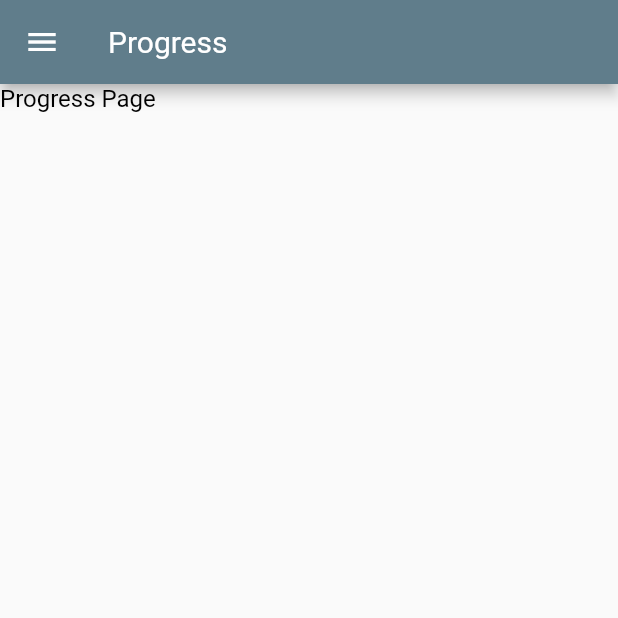
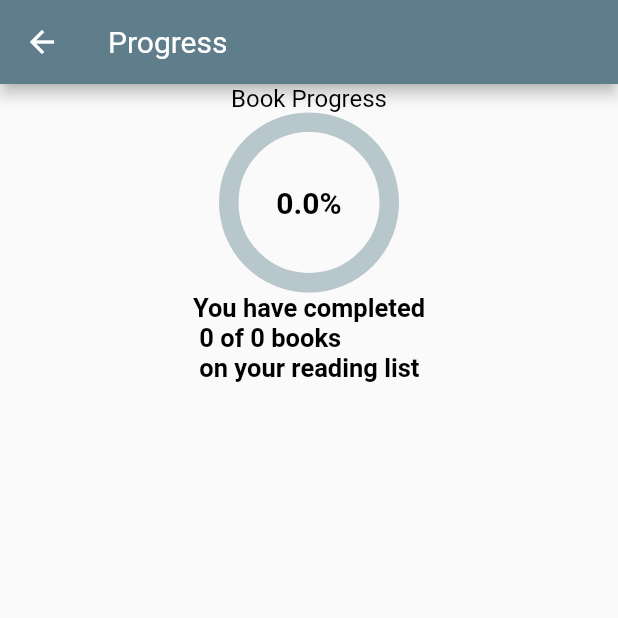
Before and after one commit to shumbaashley/book_logger, a Flutter app: the Progress screen opened directly, on a phone screen of 412 x 824 dp, the top half of it. Run offline on Flutter 3.47's test engine with Material 2 defaults, Android fonts, the phone set to English and light mode, and no system bars; drawn by our look-alikes of percent_indicator; our stand-ins replace sqflite; accounts and stored records are empty.

Commit message:
added progress chart and updated nav bar

```diff
--- a/lib/screens/book_detail.dart
+++ b/lib/screens/book_detail.dart
@@ -1,4 +1,5 @@
 import 'package:book_logger/models/book.dart';
+import 'package:book_logger/style.dart';
 import 'package:book_logger/utils/helper.dart';
 import 'package:book_logger/widgets/navdrawer.dart';
 import 'package:flutter/material.dart';
@@ -112,7 +113,7 @@ class _BookDetailState extends State<BookDetail> {
                       child: RaisedButton(
                         padding: EdgeInsets.all(8.0),
                         color: Theme.of(context).primaryColorDark,
-                        textColor: Colors.white,
+                        textColor: Colors.blue,
                         child: Text(
                           'Save',
                           textScaleFactor: 1.5,
@@ -229,7 +230,7 @@ class _BookDetailState extends State<BookDetail> {
 
   void _showAlertDialog(String title, String message) {
     AlertDialog alertDialog = AlertDialog(
-      title: Text(title),
+      title: Text(title, style: TitleTextStyle,),
       content: Text(message),
     );
     showDialog(context: context, builder: (_) => alertDialog);
--- a/lib/screens/progress.dart
+++ b/lib/screens/progress.dart
@@ -1,16 +1,77 @@
-import 'package:book_logger/style.dart';
-import 'package:book_logger/widgets/navdrawer.dart';
+import 'package:book_logger/models/book.dart';
+import 'package:book_logger/utils/helper.dart';
+import 'package:percent_indicator/circular_percent_indicator.dart';
 import 'package:flutter/material.dart';
+import 'package:sqflite/sqflite.dart';
 
-class Progress extends StatelessWidget {
+class Progress extends StatefulWidget {
+  Progress({Key key}) : super(key: key);
+
+  @override
+  _ProgressState createState() => _ProgressState();
+}
+
+class _ProgressState extends State<Progress> {
+  DatabaseHelper databaseHelper = DatabaseHelper();
+  List<Book> bookList;
+  List<Book> completedBookList;
+  int count = 0;
+  int completedCount = 0;
+  double _decimal = 0.0;
+  double _percentage = 0.0;
+
   @override
   Widget build(BuildContext context) {
+    if (bookList == null || completedBookList == null) {
+      bookList = List<Book>();
+      completedBookList = List<Book>();
+      updateListView();
+    }
+
     return Scaffold(
-      appBar: AppBar(title: Text('Progress')),
-      drawer: NavbarDrawer(),
-      body: Container(
-        child: Text('Progress Page', style: BodyTextStyle,),
+      appBar: new AppBar(
+        title: new Text("Progress"),
+      ),
+      body: Center(
+        child: ListView(children: <Widget>[
+          new CircularPercentIndicator(
+            radius: 120.0,
+            lineWidth: 13.0,
+            header: new Text("Book Progress"),
+            animationDuration: 1200,
+            animation: true,
+            percent: _decimal,
+            center: new Text(
+              "$_percentage%",
+              style: new TextStyle(fontWeight: FontWeight.bold, fontSize: 20.0),
+            ),
+            footer: new Text(
+              "You have completed\n $completedCount of $count books \n on your reading list",
+              style: new TextStyle(fontWeight: FontWeight.bold, fontSize: 17.0),
+            ),
+            circularStrokeCap: CircularStrokeCap.round,
+            progressColor: Colors.purple,
+          ),
+        ]),
       ),
     );
   }
+
+  void updateListView() async {
+    final Database db = await databaseHelper.initializeDatabase();
+    List<Book> bookList = await databaseHelper.getBookList();
+    List<Book> completedBookList = await databaseHelper.getCompletedBookList();
+
+    setState(() {
+      this.bookList = bookList;
+      this.completedBookList = completedBookList;
+      this.count = bookList.length;
+      this.completedCount = completedBookList.length;
+      if (bookList.length > 0) {
+        // You have books on your reading list
+        this._decimal = completedBookList.length / bookList.length;
+        this._percentage = (completedBookList.length / bookList.length) * 100;
+      }
+    });
+  }
 }
--- a/lib/utils/helper.dart
+++ b/lib/utils/helper.dart
@@ -56,6 +56,17 @@ class DatabaseHelper {
     var result = await db.query(bookTable, orderBy: '$status ASC');
     return result;
   }
+
+    // Get all book objects from db
+
+  Future<List<Map<String, dynamic>>> getCompletedBookMapList() async {
+    Database db = await this.database;
+
+    // var result = await db.rawQuery('SELECT * FROM  $bookTable ORDER BY $status ASC')
+    var result = await db.query(bookTable, orderBy: '$status ASC', where: '$status = 3');
+    return result;
+  }
+
   // Insert book into db
 
   Future<int> insertBook(Book book) async {
@@ -105,4 +116,18 @@ class DatabaseHelper {
 
     return bookList;
   }
+
+    // Get Map List and convert it to Book List
+  Future<List<Book>> getCompletedBookList() async {
+    var bookMapList = await getCompletedBookMapList();
+    int count = bookMapList.length;
+
+    List<Book> bookList = List<Book>();
+
+    for (int i = 0; i < count; i++) {
+      bookList.add(Book.fromMapObject(bookMapList[i]));
+    }
+
+    return bookList;
+  }
 }
--- a/lib/widgets/navdrawer.dart
+++ b/lib/widgets/navdrawer.dart
@@ -32,15 +32,15 @@ class NavbarDrawer extends StatelessWidget {
           },
         ),
         ListTile(
-          leading: Icon(Icons.border_color),
-          title: Text('Progress'),
+          leading: Icon(Icons.pie_chart),
+          title: Text('My Progress'),
           onTap: () {
             Navigator.push(context, MaterialPageRoute(builder: (context) => Progress()));
           },
         ),
         ListTile(
           leading: Icon(Icons.input),
-          title: Text('Info'),
+          title: Text('About'),
           onTap: () {
             Navigator.push(context, MaterialPageRoute(builder: (context) => About()));
           },
```
